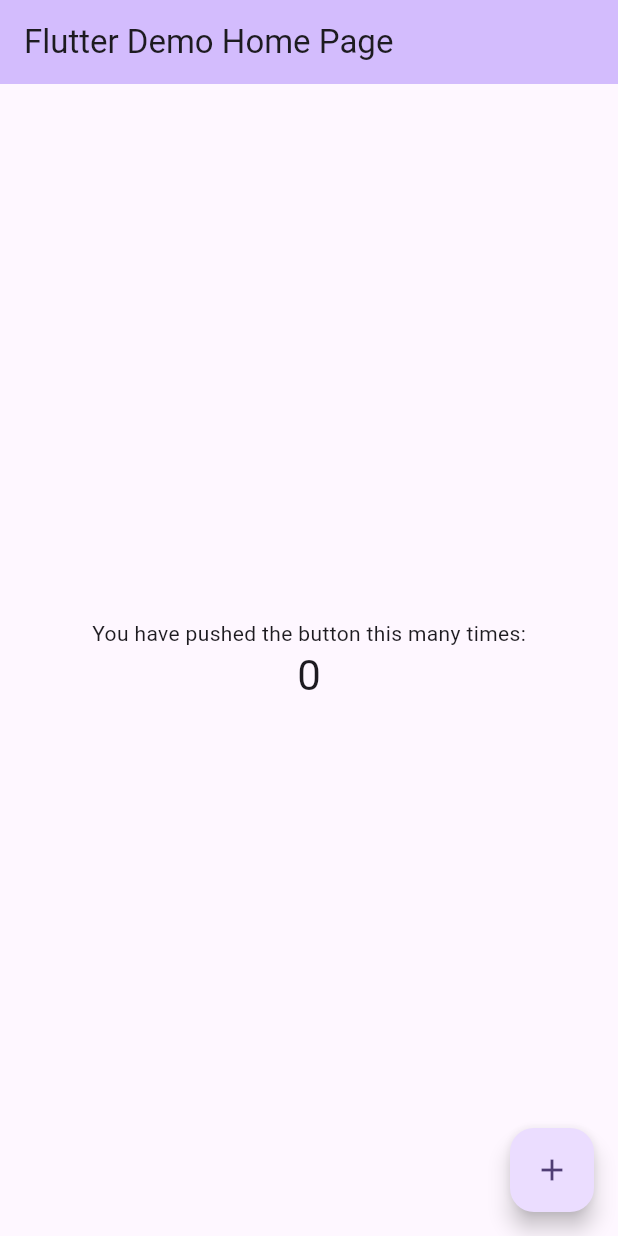
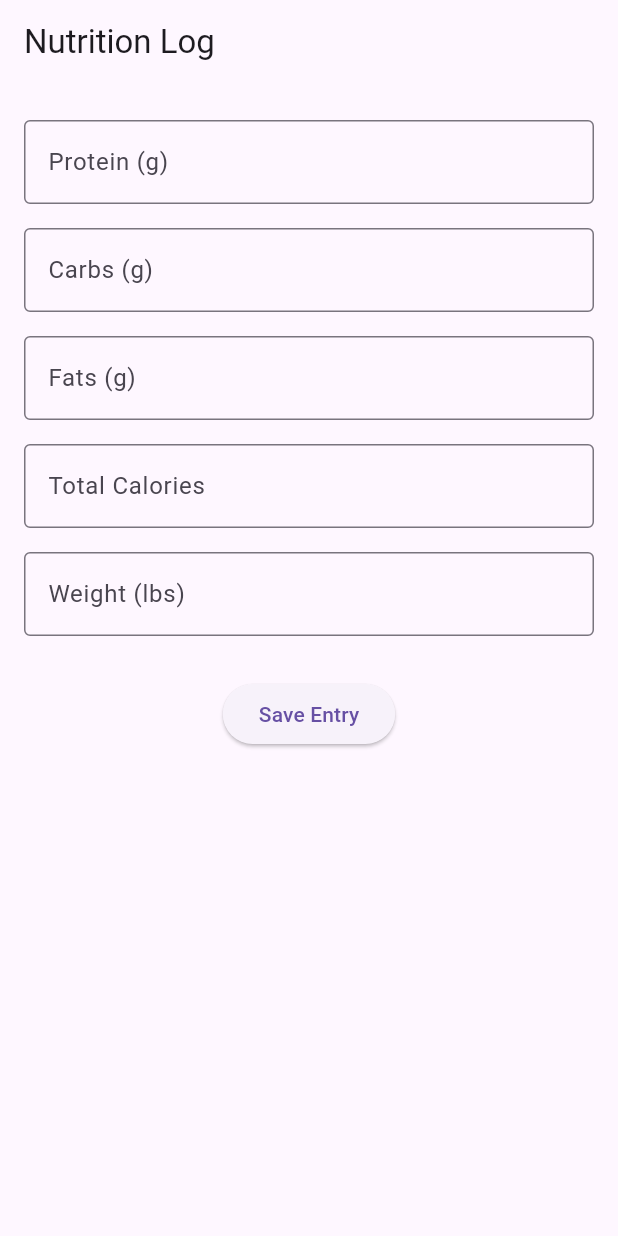
Before and after one commit to NicoleRus/ar-gym-app, a Flutter app: the screen it shows after launch, on a phone screen of 412 x 824 dp. Run offline on Flutter 3.47's test engine with Material 3 defaults, Android fonts, the phone set to English and light mode, and no system bars.

Commit message:
docs: update main page to macro form temporarily

```diff
--- a/lib/main.dart
+++ b/lib/main.dart
@@ -7,116 +7,85 @@ void main() {
 class MyApp extends StatelessWidget {
   const MyApp({super.key});
 
-  // This widget is the root of your application.
   @override
   Widget build(BuildContext context) {
     return MaterialApp(
-      title: 'Flutter Demo',
-      theme: ThemeData(
-        // This is the theme of your application.
-        //
-        // TRY THIS: Try running your application with "flutter run". You'll see
-        // the application has a purple toolbar. Then, without quitting the app,
-        // try changing the seedColor in the colorScheme below to Colors.green
-        // and then invoke "hot reload" (save your changes or press the "hot
-        // reload" button in a Flutter-supported IDE, or press "r" if you used
-        // the command line to start the app).
-        //
-        // Notice that the counter didn't reset back to zero; the application
-        // state is not lost during the reload. To reset the state, use hot
-        // restart instead.
-        //
-        // This works for code too, not just values: Most code changes can be
-        // tested with just a hot reload.
-        colorScheme: ColorScheme.fromSeed(seedColor: Colors.deepPurple),
-      ),
-      home: const MyHomePage(title: 'Flutter Demo Home Page'),
+      title: 'Nutrition Tracker',
+      theme: ThemeData(primarySwatch: Colors.blue),
+      home: const NutritionLogScreen(),
     );
   }
 }
 
-class MyHomePage extends StatefulWidget {
-  const MyHomePage({super.key, required this.title});
-
-  // This widget is the home page of your application. It is stateful, meaning
-  // that it has a State object (defined below) that contains fields that affect
-  // how it looks.
-
-  // This class is the configuration for the state. It holds the values (in this
-  // case the title) provided by the parent (in this case the App widget) and
-  // used by the build method of the State. Fields in a Widget subclass are
-  // always marked "final".
-
-  final String title;
+class NutritionLogScreen extends StatefulWidget {
+  const NutritionLogScreen({super.key});
 
   @override
-  State<MyHomePage> createState() => _MyHomePageState();
+  _NutritionLogScreenState createState() => _NutritionLogScreenState();
 }
 
-class _MyHomePageState extends State<MyHomePage> {
-  int _counter = 0;
+class _NutritionLogScreenState extends State<NutritionLogScreen> {
+  final _formKey = GlobalKey<FormState>();
+  final TextEditingController _proteinController = TextEditingController();
+  final TextEditingController _carbsController = TextEditingController();
+  final TextEditingController _fatsController = TextEditingController();
+  final TextEditingController _caloriesController = TextEditingController();
+  final TextEditingController _weightController = TextEditingController();
 
-  void _incrementCounter() {
-    setState(() {
-      // This call to setState tells the Flutter framework that something has
-      // changed in this State, which causes it to rerun the build method below
-      // so that the display can reflect the updated values. If we changed
-      // _counter without calling setState(), then the build method would not be
-      // called again, and so nothing would appear to happen.
-      _counter++;
-    });
+  void _saveEntry() {
+    if (_formKey.currentState!.validate()) {
+      // TODO: Save the data somewhere (e.g., local storage, Supabase, etc.)
+      ScaffoldMessenger.of(
+        context,
+      ).showSnackBar(const SnackBar(content: Text('Entry saved!')));
+      _formKey.currentState!.reset();
+    }
   }
 
   @override
   Widget build(BuildContext context) {
-    // This method is rerun every time setState is called, for instance as done
-    // by the _incrementCounter method above.
-    //
-    // The Flutter framework has been optimized to make rerunning build methods
-    // fast, so that you can just rebuild anything that needs updating rather
-    // than having to individually change instances of widgets.
     return Scaffold(
-      appBar: AppBar(
-        // TRY THIS: Try changing the color here to a specific color (to
-        // Colors.amber, perhaps?) and trigger a hot reload to see the AppBar
-        // change color while the other colors stay the same.
-        backgroundColor: Theme.of(context).colorScheme.inversePrimary,
-        // Here we take the value from the MyHomePage object that was created by
-        // the App.build method, and use it to set our appbar title.
-        title: Text(widget.title),
-      ),
-      body: Center(
-        // Center is a layout widget. It takes a single child and positions it
-        // in the middle of the parent.
-        child: Column(
-          // Column is also a layout widget. It takes a list of children and
-          // arranges them vertically. By default, it sizes itself to fit its
-          // children horizontally, and tries to be as tall as its parent.
-          //
-          // Column has various properties to control how it sizes itself and
-          // how it positions its children. Here we use mainAxisAlignment to
-          // center the children vertically; the main axis here is the vertical
-          // axis because Columns are vertical (the cross axis would be
-          // horizontal).
-          //
-          // TRY THIS: Invoke "debug painting" (choose the "Toggle Debug Paint"
-          // action in the IDE, or press "p" in the console), to see the
-          // wireframe for each widget.
-          mainAxisAlignment: MainAxisAlignment.center,
-          children: <Widget>[
-            const Text('You have pushed the button this many times:'),
-            Text(
-              '$_counter',
-              style: Theme.of(context).textTheme.headlineMedium,
-            ),
-          ],
+      appBar: AppBar(title: const Text('Nutrition Log')),
+      body: Padding(
+        padding: const EdgeInsets.all(16.0),
+        child: Form(
+          key: _formKey,
+          child: Column(
+            children: [
+              _buildTextField(_proteinController, 'Protein (g)'),
+              _buildTextField(_carbsController, 'Carbs (g)'),
+              _buildTextField(_fatsController, 'Fats (g)'),
+              _buildTextField(_caloriesController, 'Total Calories'),
+              _buildTextField(_weightController, 'Weight (lbs)'),
+              const SizedBox(height: 20),
+              ElevatedButton(
+                onPressed: _saveEntry,
+                child: const Text('Save Entry'),
+              ),
+            ],
+          ),
         ),
       ),
-      floatingActionButton: FloatingActionButton(
-        onPressed: _incrementCounter,
-        tooltip: 'Increment',
-        child: const Icon(Icons.add),
-      ), // This trailing comma makes auto-formatting nicer for build methods.
+    );
+  }
+
+  Widget _buildTextField(TextEditingController controller, String label) {
+    return Padding(
+      padding: const EdgeInsets.symmetric(vertical: 8.0),
+      child: TextFormField(
+        controller: controller,
+        keyboardType: TextInputType.number,
+        decoration: InputDecoration(
+          labelText: label,
+          border: const OutlineInputBorder(),
+        ),
+        validator: (value) {
+          if (value == null || value.isEmpty) {
+            return 'Please enter $label';
+          }
+          return null;
+        },
+      ),
     );
   }
 }
```
Also changed, not shown: 12 other files.
